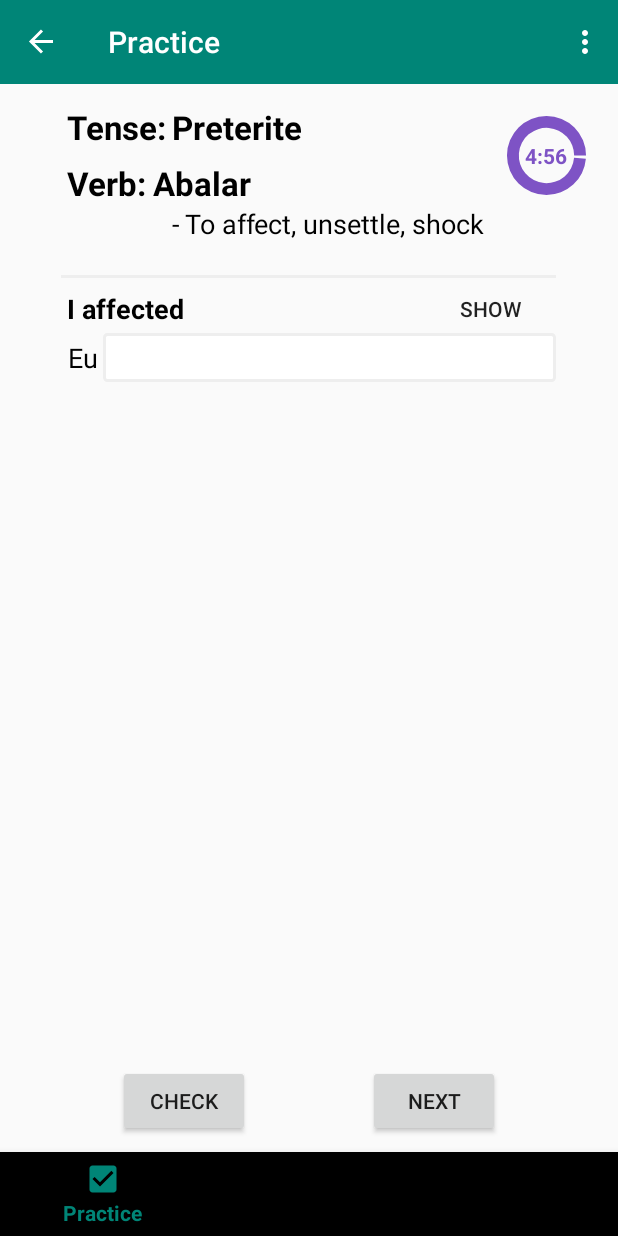
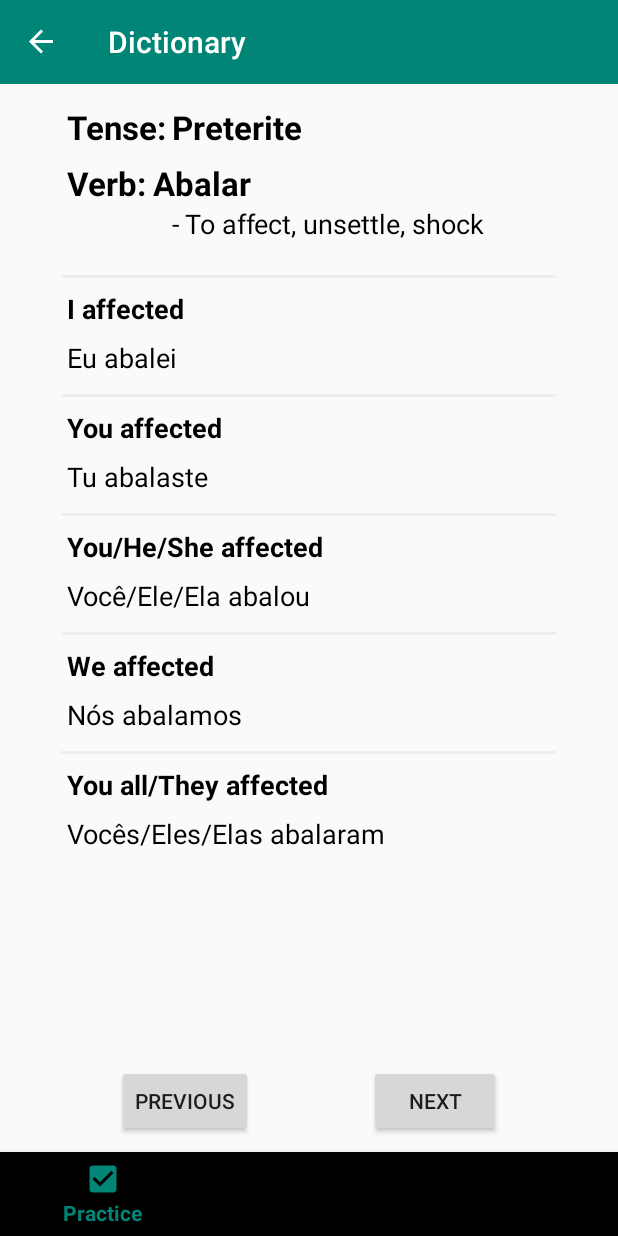
Before and after one commit to sidney-prytherch/Portuguese-Verb-Practice-App, an Android app: the DictionaryFragment screen opened through its navigation route, after a tap on "NEXT", on a phone screen of 412 x 824 dp. Run offline under Robolectric (Android 15) with nearby library versions, the phone set to English and light mode, and no system bars; our stand-ins replace Room's generated code, navigation-ui, paging; libraries missing offline, so code that uses them is left out: androidx.paging, androidx.paging.toLiveData; 1 other tap on this screen came first.

Commit message:
add conjugation help and fix bug

```diff
--- a/app/src/main/java/com/sid/app/verbpractice/helper/ConjugatorEnglish.kt
+++ b/app/src/main/java/com/sid/app/verbpractice/helper/ConjugatorEnglish.kt
@@ -13,6 +13,7 @@ object ConjugatorEnglish {
             "Eu" -> "I"
             "Tu" -> "you"
             "Você" -> "you"
+            "Você/Ele/Ela" -> "you/he/she"
             "A senhora" -> "you (formal, fem.)"
             "O senhor" -> "you (formal, masc.)"
             "Ele" -> "he"
@@ -20,6 +21,7 @@ object ConjugatorEnglish {
             "Nós" -> "we"
             "Vós" -> "you all (obsolete)"
             "Vocês" -> "you all"
+            "Vocês/Eles/Elas" -> "you all/they"
             "As senhoras" -> "you all (formal, fem.)"
             "Os senhores" -> "you all (formal, masc.)"
             "Eles" -> "they (masc.)"
@@ -32,9 +34,9 @@ object ConjugatorEnglish {
         return when (ptString) {
             "Eu" -> Person.FIRST_SING
             "Tu", "Você", "A senhora", "O senhor" -> Person.SECOND_SING
-            "Ele", "Ela" -> Person.THIRD_SING
+            "Ele", "Ela", "Você/Ele/Ela" -> Person.THIRD_SING
             "Nós" -> Person.FIRST_PLUR
-            "Eles", "Elas" -> Person.THIRD_PLUR
+            "Eles", "Elas", "Vocês/Eles/Elas" -> Person.THIRD_PLUR
             else -> Person.SECOND_PLUR
         }
     }
@@ -43,6 +45,7 @@ object ConjugatorEnglish {
         return when (ptString) {
             "Eu" -> "me"
             "Tu", "Você" -> "you"
+            "Você/Ele/Ela" -> "you/him/her"
             "A senhora" -> "you (formal, fem.)"
             "O senhor" -> "you (formal, masc.)"
             "Ele" -> "him"
@@ -50,6 +53,7 @@ object ConjugatorEnglish {
             "Nós" -> "us"
             "Vós" -> "you all (obsolete)"
             "Vocês" -> "you all"
+            "Vocês/Eles/Elas" -> "you all/them"
             "As senhoras" -> "you all (formal, fem.)"
             "Os senhores" -> "you all (formal, masc.)"
             "Eles" -> "them (masc.)"
--- /dev/null
+++ b/app/src/main/java/com/sid/app/verbpractice/ui/dictionary/ConjugationViewerFragment.kt
@@ -0,0 +1,239 @@
+package com.sid.app.verbpractice.ui.dictionary
+
+import android.annotation.SuppressLint
+import android.content.Context
+import android.os.Bundle
+import android.view.*
+import android.widget.LinearLayout
+import android.widget.TextView
+import androidx.activity.OnBackPressedCallback
+import androidx.appcompat.widget.AppCompatButton
+import androidx.core.content.ContextCompat
+import androidx.fragment.app.Fragment
+import androidx.navigation.fragment.NavHostFragment
+import com.sid.app.verbpractice.MainActivity
+import com.sid.app.verbpractice.R
+import com.sid.app.verbpractice.enums.Person
+import com.sid.app.verbpractice.helper.*
+import kotlinx.android.synthetic.main.conjugation_view.view.*
+import kotlinx.android.synthetic.main.fragment_practice.view.*
+
+
+class ConjugationViewerFragment : Fragment() {
+
+    private lateinit var tenseTextView: TextView
+    private lateinit var verbTextView: TextView
+    private lateinit var englishVerbTextView: TextView
+    private var conjugationViews: Array<LinearLayout> = arrayOf()
+    private var conjugationViewsPersons: Array<Int> = arrayOf()
+    private lateinit var conjugationTable: LinearLayout
+    private lateinit var finishButton: AppCompatButton
+    private lateinit var nextButton: AppCompatButton
+
+    private lateinit var mContext: MainActivity
+
+    private lateinit var conjugationsArrayParcel: ConjugationArrayParcel
+    private lateinit var conjugations: Array<Conjugation>
+    private var currentConjugation = -1
+    private var currentPage = 0
+
+    private var gray = 0
+    private val allPersons = arrayOf(Person.FIRST_SING, Person.SECOND_SING, Person.THIRD_SING, Person.FIRST_PLUR, Person.SECOND_PLUR, Person.THIRD_PLUR)
+    private val allPersonStrings = arrayOf("Eu", "Tu", "Você/Ele/Ela", "Nós", "Vós", "Vocês/Eles/Elas")
+    private lateinit var personStrings: Array<String>
+    private lateinit var enabledPersons: Array<Person>
+    private lateinit var enabledThirdPersons: BooleanArray
+    private lateinit var rowsEnabled: BooleanArray
+    private var rowCount = -1
+
+    override fun onAttach(context: Context) {
+        super.onAttach(context)
+        try {
+            mContext = context as MainActivity
+        } catch (e: ClassCastException) {
+            throw ClassCastException(
+                (context.toString() +
+                        " must implement ChangeIndicativeTensesDialogListener")
+            )
+        }
+    }
+
+    @Suppress("UNCHECKED_CAST")
+    override fun onCreateView(
+        inflater: LayoutInflater, container: ViewGroup?, savedInstanceState: Bundle?
+    ): View? {
+        val view = inflater.inflate(R.layout.fragment_practice, container, false)
+
+        conjugationsArrayParcel = (arguments?.get("conjugations") as ConjugationArrayParcel)
+        conjugations = conjugationsArrayParcel.conjugations.map { conjugationParcel ->
+            Conjugation(conjugationParcel)
+        }.toTypedArray()
+
+        // get views and colors
+        conjugationTable = view.conjugationTable
+        tenseTextView = view.tenseTextView
+        verbTextView = view.verbTextView
+        englishVerbTextView = view.englishVerbTextView
+        gray = ContextCompat.getColor(view.context, R.color.lightGray)
+        finishButton = view.finishButton
+        nextButton = view.nextButton
+
+        // get preferences
+        enabledThirdPersons = mContext.getThirdPersonSwitches()
+        val personsFrequencies = mContext.getFrequencies()
+
+        // get values based on preferences
+        rowsEnabled = personsFrequencies.map { freq -> freq > 0 }.toBooleanArray()
+        rowCount = rowsEnabled.filter { it }.size
+        enabledPersons = rowsEnabled.mapIndexed { i, isEnabled -> if (isEnabled) allPersons[i] else null }.filterNotNull().toTypedArray()
+        personStrings = rowsEnabled.mapIndexed { i, isEnabled -> if (isEnabled) allPersonStrings[i] else null }.filterNotNull().toTypedArray()
+
+        // set up finish button
+        finishButton.setOnClickListener {
+            NavHostFragment.findNavController(parentFragmentManager.primaryNavigationFragment!!).navigate(R.id.action_conjugations_to_dictionary)
+        }
+
+        view.timer.visibility = View.GONE
+        view.count.visibility = View.GONE
+
+        view.checkButton.text = getString(R.string.previous)
+        view.checkButton.setOnClickListener {
+            goToPrevious()
+        }
+
+        nextButton.setOnClickListener {
+            goToNext()
+        }
+
+        val callback: OnBackPressedCallback =
+            object : OnBackPressedCallback(true) {
+                override fun handleOnBackPressed() {
+                    goToPrevious()
+                }
+            }
+        requireActivity().onBackPressedDispatcher.addCallback(viewLifecycleOwner, callback)
+
+        // set up conjugation table and go to the first problem
+        setUpGrid()
+        goToPage(1)
+
+        return view
+    }
+
+    private fun goToNext() {
+        goToPage(currentPage + 1)
+    }
+
+    private fun goToPrevious() {
+        if (currentPage == 1) {
+            return
+        }
+        goToPage(currentPage - 1)
+    }
+
+    override fun onSaveInstanceState(outState: Bundle) {
+        super.onSaveInstanceState(outState)
+        outState.putInt("currentPage", currentPage)
+    }
+
+    override fun onViewStateRestored(savedInstanceState: Bundle?) {
+        super.onViewStateRestored(savedInstanceState)
+        if (savedInstanceState != null) {
+            currentPage = savedInstanceState.getInt("currentPage")
+            currentConjugation = (currentPage - 1) % conjugations.size
+            goToPage(currentPage)
+        }
+    }
+
+    private fun goToPage(pageIndex: Int) {
+        // when this is called, page leaving will already be saved there
+        currentPage = pageIndex
+        currentConjugation = (pageIndex - 1) % conjugations.size
+        if (pageIndex == conjugations.size) {
+            nextButton.visibility = View.GONE
+            finishButton.visibility = View.VISIBLE
+        } else {
+            finishButton.visibility = View.GONE
+            nextButton.visibility = View.VISIBLE
+        }
+        loadPageFromResults()
+    }
+
+    private fun loadPageFromResults() {
+        val conjugation = conjugations[currentConjugation]
+        val verb = StringHelper.capitalize(conjugation.verb)
+        val portuguesePersonString = Array(rowCount) {i ->
+            personStrings[i]
+        }
+        // 1 : fly
+        // 2 : flies
+        // 3 : flew
+        // 4 : flown
+        // 5 : flying
+        val englishParts = conjugation.enVerb.split("|")
+        val englishConjugations = ConjugatorEnglish.conjugate(
+            englishParts[6],
+            conjugation.tense,
+            portuguesePersonString,
+            englishParts[5],
+            englishParts[4],
+            englishParts[1],
+            englishParts[2],
+            englishParts[3]
+        )
+        tenseTextView.text = ConjugatorPortuguese.getVerbFormString(conjugation.tense, resources)
+        verbTextView.text = verb
+        englishVerbTextView.text = StringHelper.capitalize(conjugation.enVerb.split("~")[0])
+        for (i in 0 until rowCount) {
+            val person = conjugationViewsPersons[i]
+            val view = conjugationViews[i]
+            val answer = getDefaultAnswerFromConjugation(conjugation.personMap[allPersons[person]] ?: "")
+            val portConj = "${personStrings[i]} $answer"
+            view.portConj.text = portConj
+            view.englishVerb.text = englishConjugations[i]
+        }
+    }
+
+    private fun setUpGrid() {
+        conjugationViews = Array(rowCount) { LinearLayout(context) }
+        conjugationViewsPersons = Array(rowCount) {-1}
+        conjugationTable.weightSum = (rowCount).toFloat()
+        var missingRows = 0
+        for (i in 0 until 6) {
+            if (rowsEnabled[i]) {
+                val index = i - missingRows
+                val cellLayout = getDefaultCellLayout()
+                conjugationViews[index] = cellLayout
+                conjugationViewsPersons[index] = i
+                conjugationTable.addView(cellLayout)
+            } else {
+                missingRows++
+            }
+        }
+    }
+
+    @SuppressLint("InflateParams")
+    private fun getDefaultCellLayout(): LinearLayout {
+        return layoutInflater.inflate(R.layout.conjugation_view, null) as LinearLayout
+    }
+
+    override fun onOptionsItemSelected(item: MenuItem): Boolean {
+        return when (item.itemId) {
+            android.R.id.home -> {
+                goToPrevious()
+                return true
+            }
+            else -> super.onOptionsItemSelected(item)
+        }
+    }
+
+    companion object {
+        fun getDefaultAnswerFromConjugation(conjugationAnswer: String?): String {
+            if (conjugationAnswer == null) {
+                return ""
+            }
+            val answer = conjugationAnswer.split("/")[0]
+            return if (answer.indexOf("{d}") == -1) answer else ""
+        }
+    }
+}
--- a/app/src/main/java/com/sid/app/verbpractice/ui/dictionary/WordListAdapter.kt
+++ b/app/src/main/java/com/sid/app/verbpractice/ui/dictionary/WordListAdapter.kt
@@ -42,6 +42,7 @@ class WordListAdapter(private val context: Context?) : RecyclerView.Adapter<Word
         val wordView: CheckBox = itemView.verbTextView
         val defView: TextView = itemView.definition
         val practiceButton: AppCompatImageButton = itemView.practiceVerb
+        val conjugationButton: AppCompatImageButton = itemView.viewConjugations
     }
 
     override fun onCreateViewHolder(parent: ViewGroup, viewType: Int): ViewHolder {
@@ -64,6 +65,10 @@ class WordListAdapter(private val context: Context?) : RecyclerView.Adapter<Word
         }
         holder.practiceButton.setOnClickListener {
             val bundle = bundleOf("verb" to words[position].verb)
+            NavHostFragment.findNavController(it.findFragment()).navigate(R.id.action_dictionary_to_practice, bundle)
+        }
+        holder.conjugationButton.setOnClickListener {
+            val bundle = bundleOf("verb" to words[position].verb, "isConjugationView" to true)
             NavHostFragment.findNavController(it.findFragment()).navigate(R.id.action_dictionary_to_practice, bundle)
         }
         isBusy = false
--- /dev/null
+++ b/app/src/main/res/layout/conjugation_view.xml
@@ -0,0 +1,34 @@
+<?xml version="1.0" encoding="utf-8"?>
+<LinearLayout xmlns:android="http://schemas.android.com/apk/res/android"
+    xmlns:app="http://schemas.android.com/apk/res-auto"
+    android:id="@+id/cell"
+    android:orientation="vertical"
+    android:layout_width="match_parent"
+    android:layout_weight="1"
+    android:layout_height="wrap_content"
+    android:weightSum="2">
+
+    <View
+        android:padding="0dp"
+        android:layout_width="match_parent"
+        android:layout_height="2dp"
+        android:layout_marginTop="8dp"
+        android:layout_marginBottom="4dp"
+        android:layout_marginStart="0dp"
+        android:background="@color/lightGray" />
+    <TextView
+        style="@style/BigText"
+        android:textStyle="bold"
+        android:id="@+id/englishVerb"
+        android:layout_width="match_parent"
+        android:layout_height="wrap_content"
+        android:padding="4dp"/>
+
+    <TextView
+        style="@style/BigText"
+        android:id="@+id/portConj"
+        android:layout_width="match_parent"
+        android:layout_height="wrap_content"
+        android:padding="4dp"/>
+
+</LinearLayout>
--- a/app/src/main/res/navigation/nav_graph.xml
+++ b/app/src/main/res/navigation/nav_graph.xml
@@ -20,11 +20,27 @@
         tools:layout="@layout/fragment_practice_loading">
         <argument
             android:name="verb"
-            android:defaultValue="null"
+            android:defaultValue=""
             app:argType="string"/>
+        <argument
+            android:name="isConjugationView"
+            android:defaultValue="false"
+            app:argType="boolean"/>
         <action
             android:id="@+id/action_loading_to_practice"
             app:destination="@id/practice" />
+        <action
+            android:id="@+id/action_loading_to_conjugations"
+            app:destination="@id/conjugations_view" />
+    </fragment>
+    <fragment
+        android:id="@+id/conjugations_view"
+        android:name="com.sid.app.verbpractice.ui.dictionary.ConjugationViewerFragment"
+        android:label="@string/title_dictionary"
+        tools:layout="@layout/fragment_practice">
+        <action
+            android:id="@+id/action_conjugations_to_dictionary"
+            app:destination="@id/dictionary" />
     </fragment>
     <fragment
         android:id="@+id/practice"
@@ -36,7 +52,7 @@
             app:argType="com.sid.app.verbpractice.helper.ConjugationArrayParcel"/>
         <argument
             android:name="verb"
-            android:defaultValue="null"
+            android:defaultValue=""
             app:argType="string"/>
         <action
             android:id="@+id/action_practice_to_results"
@@ -52,7 +68,7 @@
             app:argType="com.sid.app.verbpractice.helper.ResultArrayParcel"/>
         <argument
             android:name="verb"
-            android:defaultValue="null"
+            android:defaultValue=""
             app:argType="string"/>
         <action
             android:id="@+id/action_results_to_loading"
@@ -68,7 +84,10 @@
             app:destination="@id/word_filter" />
         <action
             android:id="@+id/action_dictionary_to_practice"
-            app:destination="@id/practice_loading"/>
+            app:destination="@id/practice_loading"
+            app:launchSingleTop="true"
+            app:popUpTo="@+id/nav_graph"
+            app:popUpToInclusive="true"/>
     </fragment>
     <dialog
         android:id="@+id/word_filter"
--- a/app/src/main/res/values/strings.xml
+++ b/app/src/main/res/values/strings.xml
@@ -101,6 +101,7 @@
     <string name="reset">Reset</string>
     <string name="clear">Clear</string>
     <string name="next">Next</string>
+    <string name="previous">Previous</string>
     <string name="check">Check</string>
     <string name="finish">Finish</string>
     <string name="restart">Restart</string>
```
Also changed, not shown: app/src/main/java/com/sid/app/verbpractice/ui/practice/PracticeLoadingFragment.kt (+21 -10 lines).
